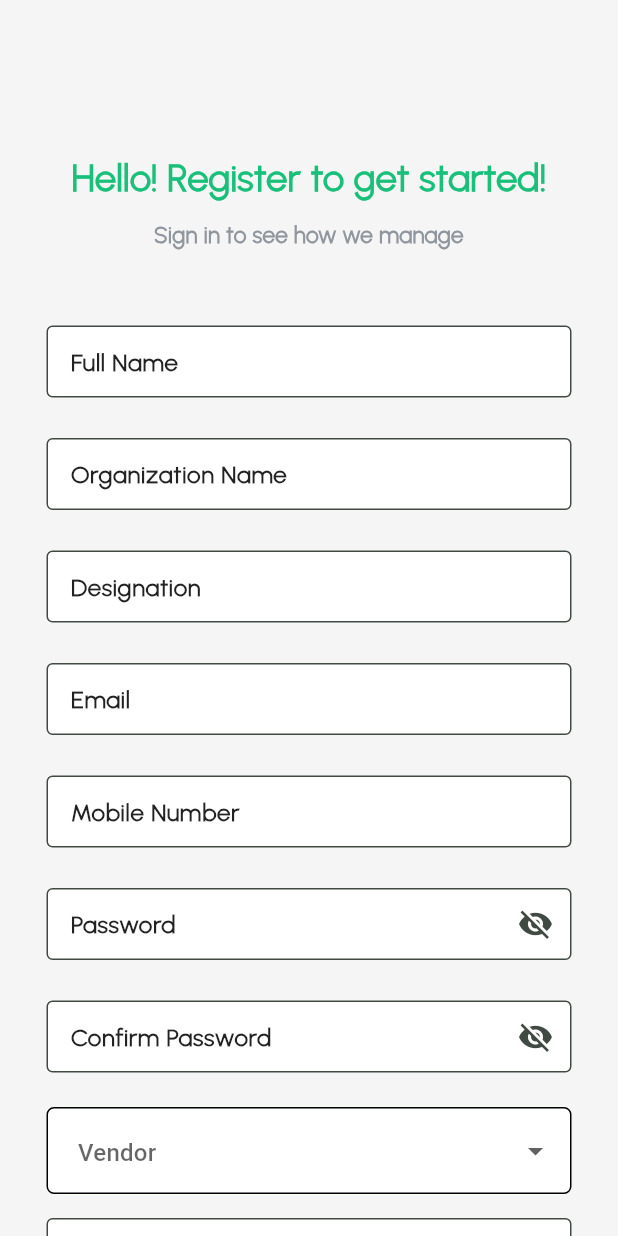
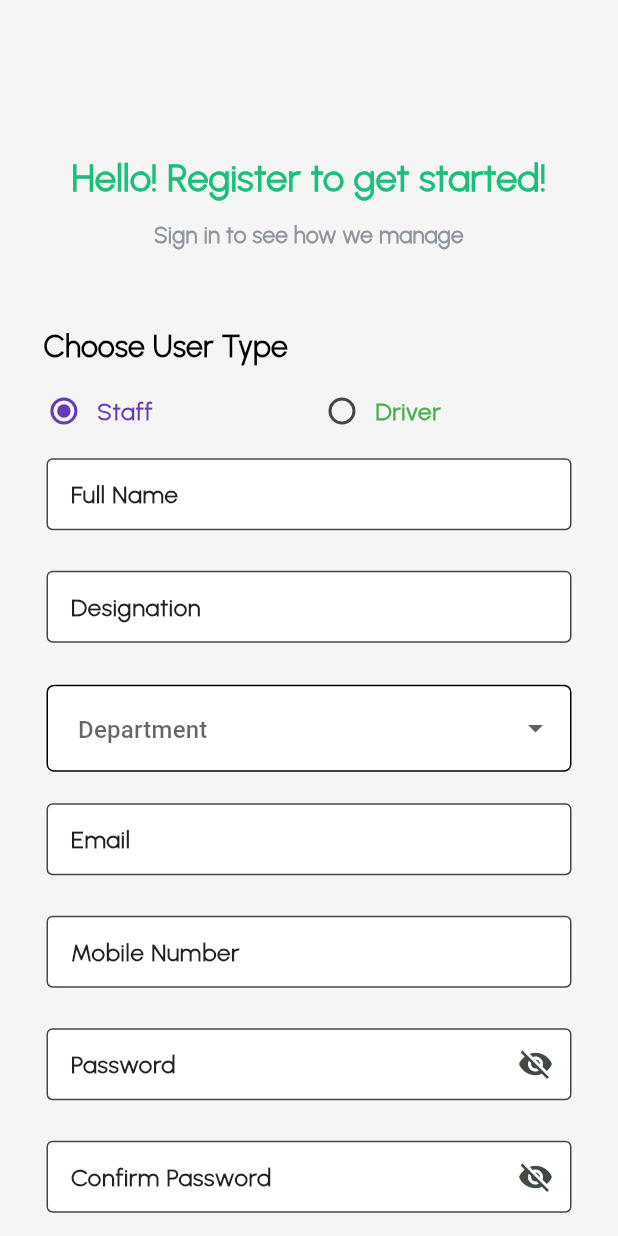
Before and after one commit to Mahfuz-00/vehicle_log_management-bcc-, a Flutter app: the Signup screen opened directly, on a phone screen of 412 x 824 dp. Run offline on Flutter 3.47's test engine with Material 3 defaults, Android fonts, the phone set to English and light mode, and no system bars; our stand-ins replace convex_bottom_bar; missing offline and left inert: footer.

Commit message:
Last Updated: 3rd April 2024

```diff
--- /dev/null
+++ b/lib/Sign Up UI/radiooption.dart
@@ -0,0 +1,73 @@
+import 'package:flutter/material.dart';
+
+class RadioListTileGroup extends StatefulWidget {
+  final List<String> options;
+  final String? selectedOption;
+  final Function(String)? onChanged;
+
+  const RadioListTileGroup({
+    Key? key,
+    required this.options,
+    this.selectedOption,
+    this.onChanged,
+  }) : super(key: key);
+
+  @override
+  _RadioListTileGroupState createState() => _RadioListTileGroupState();
+}
+
+class _RadioListTileGroupState extends State<RadioListTileGroup> {
+  late String _selectedOption;
+
+  @override
+  void initState() {
+    super.initState();
+    _selectedOption = widget.selectedOption ?? widget.options.first;
+  }
+
+  @override
+  Widget build(BuildContext context) {
+    return Theme(
+      data: Theme.of(context).copyWith(
+        listTileTheme: ListTileThemeData(
+          horizontalTitleGap: 2,
+        ),
+        splashColor: Colors.transparent,
+        highlightColor: Colors.transparent,
+      ),
+      child: Wrap(
+        children: widget.options.map((option) {
+          return SizedBox(
+            height: MediaQuery.of(context).size.height * 0.06,
+            width: MediaQuery.of(context).size.width * 0.45,
+            child: RadioListTile<String>(
+              title: Text(
+                option,
+                style: TextStyle(
+                  fontFamily: 'default',
+                  fontWeight: FontWeight.bold,
+                  fontSize: 16,
+                  color:
+                  _selectedOption == option ? Colors.deepPurple : Colors.green,
+                ),
+              ),
+              value: option,
+              groupValue: _selectedOption,
+              onChanged: (String? value) {
+                setState(() {
+                  _selectedOption = value!;
+                  if (widget.onChanged != null) {
+                    widget.onChanged!(value);
+                  }
+                });
+              },
+              activeColor:
+                  _selectedOption == option ? Colors.deepPurple : Colors.green,
+              contentPadding: EdgeInsets.symmetric(horizontal: 2),
+            ),
+          );
+        }).toList(),
+      ),
+    );
+  }
+}
--- a/lib/Sign Up UI/signupUI.dart
+++ b/lib/Sign Up UI/signupUI.dart
@@ -1,6 +1,7 @@
 import 'package:flutter/foundation.dart';
 import 'package:flutter/material.dart';
 import 'package:footer/footer.dart';
+import 'package:vehicle_log_management/Sign%20Up%20UI/radiooption.dart';
 
 import '../API Models(Login and Sign Up)/registermodels.dart';
 import '../API Service(Login and Sign Up)/apiserviceregister.dart';
@@ -25,9 +26,9 @@ class _SignupState extends State<Signup> {
   GlobalKey<FormState> globalfromkey = GlobalKey<FormState>();
 
   List<DropdownMenuItem<String>> dropdownItems1 = [
-    DropdownMenuItem(child: Text("User"), value: "ISP"),
-    DropdownMenuItem(child: Text("BCC Staff"), value: "BCC"),
-    DropdownMenuItem(child: Text("NTTN Provider"), value: "NTTN"),
+    DropdownMenuItem(child: Text("IT"), value: "IT"),
+    DropdownMenuItem(child: Text("Management"), value: "Management"),
+    DropdownMenuItem(child: Text("Executive"), value: "Executive"),
   ];
 
   IconData _getIconPassword() {
@@ -56,7 +57,9 @@ class _SignupState extends State<Signup> {
 
   @override
   Widget build(BuildContext context) {
-    return Scaffold(
+        final screenWidth = MediaQuery.of(context).size.width;
+        final screenHeight = MediaQuery.of(context).size.height;
+     return Scaffold(
       //resizeToAvoidBottomInset: false,
       body: SingleChildScrollView(
         child: SafeArea(
@@ -92,6 +95,31 @@ class _SignupState extends State<Signup> {
                           ),
                         ),
                         const SizedBox(height: 50),
+                        Padding(
+                          padding: EdgeInsets.symmetric(horizontal: screenWidth*0.07),
+                          child: Row(
+                            mainAxisAlignment: MainAxisAlignment.start,
+                            children: [
+                              Text('Choose User Type',
+                              textAlign: TextAlign.left,
+                              style: TextStyle(
+                                color: Colors.black,
+                                fontSize: 20,
+                                fontWeight: FontWeight.bold,
+                                fontFamily: 'default',
+                              )),
+                            ],
+                          ),
+                        ),
+                        RadioListTileGroup(
+                            options: ['Staff', 'Driver'],
+                            selectedOption: null,
+                            onChanged: (String value) {
+                              print('Selected option: $value');
+                              // You can perform any other actions here based on the selected option
+                            }
+                        ),
+                        SizedBox(height: 10,),
                         Form(
                           key: globalfromkey,
                           child: Column(
@@ -135,31 +163,6 @@ class _SignupState extends State<Signup> {
                                     filled: true,
                                     fillColor: Colors.white,
                                     border: OutlineInputBorder(),
-                                    labelText: 'Organization Name',
-                                    labelStyle: TextStyle(
-                                      color: Colors.black87,
-                                      fontWeight: FontWeight.bold,
-                                      fontSize: 16,
-                                      fontFamily: 'default',
-                                    ),
-                                  ),
-                                ),
-                              ),
-                              const SizedBox(height: 5),
-                              Container(
-                                width: 350,
-                                height: 70,
-                                child: TextFormField(
-                                  style: const TextStyle(
-                                    color: Color.fromRGBO(143, 150, 158, 1),
-                                    fontSize: 10,
-                                    fontWeight: FontWeight.bold,
-                                    fontFamily: 'default',
-                                  ),
-                                  decoration: const InputDecoration(
-                                    filled: true,
-                                    fillColor: Colors.white,
-                                    border: OutlineInputBorder(),
                                     labelText: 'Designation',
                                     labelStyle: TextStyle(
                                       color: Colors.black87,
@@ -171,6 +174,8 @@ class _SignupState extends State<Signup> {
                                 ),
                               ),
                               const SizedBox(height: 5),
+                              DropdownFormField(hintText: 'Department', dropdownItems: dropdownItems1,),
+                              const SizedBox(height: 20),
                               Container(
                                 width: 350,
                                 height: 70,
@@ -309,9 +314,7 @@ class _SignupState extends State<Signup> {
                                   ),
                                 ),
                               ),
-                              //const SizedBox(height: 5),
-                              DropdownFormField(hintText: 'Vendor', dropdownItems: dropdownItems1,),
-                              const SizedBox(height: 15),
+                              const SizedBox(height: 5),
                               Container(
                                 width: 350,
                                 height: 70,
@@ -332,35 +335,6 @@ class _SignupState extends State<Signup> {
                                       fontWeight: FontWeight.bold,
                                       fontSize: 16,
                                       fontFamily: 'default',
-                                    ),
-                                  ),
-                                ),
-                              ),
-                              //const SizedBox(height: 5),
-                              Container(
-                                width: 350,
-                                height: 120,
-                                child: TextFormField(
-                                  style: const TextStyle(
-                                    color: Color.fromRGBO(143, 150, 158, 1),
-                                    fontSize: 16,
-                                    fontWeight: FontWeight.bold,
-                                    fontFamily: 'default',
-                                  ),
-                                  decoration: InputDecoration(
-                                    filled: true,
-                                    fillColor: Colors.white,
-                                    labelText: 'Address',
-                                    labelStyle: TextStyle(
-                                      color: Colors.black87,
-                                      fontWeight: FontWeight.bold,
-                                      fontSize: 16,
-                                      fontFamily: 'default',
-                                    ),
-                                    alignLabelWithHint: true,
-                                    contentPadding: EdgeInsets.symmetric(horizontal: 10,vertical: 145),
-                                    border:  const OutlineInputBorder(
-                                        borderRadius: const BorderRadius.all(Radius.circular(5))
                                     ),
                                   ),
                                 ),
```
Also changed, not shown: lib/Driver Dashboard/driverdashboardUI.dart (+29 -35 lines), lib/Driver Dashboard/driverdashboardnonewtrip.dart (+29 -35 lines), lib/Driver Dashboard/driverdashboardongoing.dart (+29 -35 lines).
